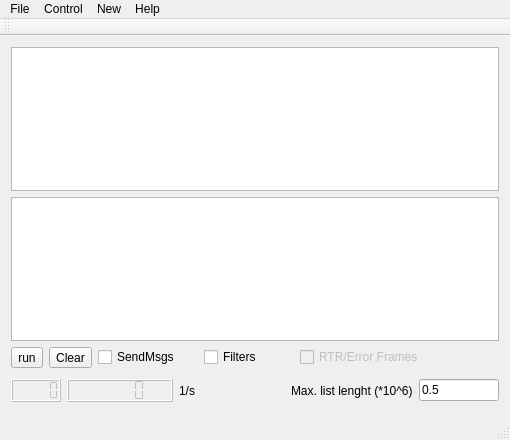
This is mainwindow.ui in RauchendeKanonen/qcanobserver as Qt 5 draws it before an edit. The edited form follows.
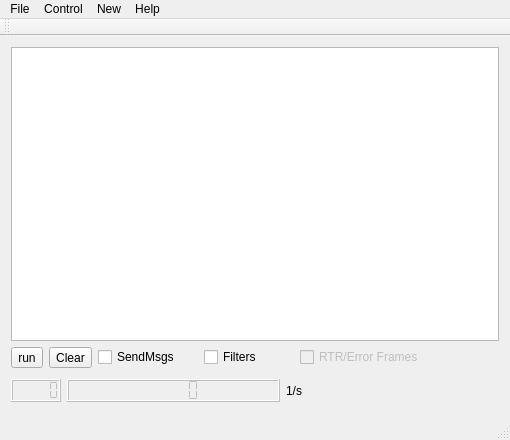
This is the edited form.

What changed in the file:
```diff
--- a/mainwindow.ui
+++ b/mainwindow.ui
@@ -15,9 +15,6 @@
   </property>
   <widget class="QWidget" name="centralWidget">
    <layout class="QVBoxLayout" name="verticalLayout">
-    <item>
-     <widget class="QTableWidget" name="tableWidget"/>
-    </item>
     <item>
      <widget class="QTableView" name="tableView">
       <property name="enabled">
@@ -129,26 +126,6 @@
         </property>
        </widget>
       </item>
-      <item>
-       <widget class="QLabel" name="label">
-        <property name="text">
-         <string>Max. list lenght (*10^6)</string>
-        </property>
-       </widget>
-      </item>
-      <item>
-       <widget class="QLineEdit" name="listLengtLineEdit">
-        <property name="maximumSize">
-         <size>
-          <width>80</width>
-          <height>16777215</height>
-         </size>
-        </property>
-        <property name="text">
-         <string>0.5</string>
-        </property>
-       </widget>
-      </item>
      </layout>
     </item>
    </layout>
```
Left out of the diff: 2 changed lines with no effect on the pictures.
